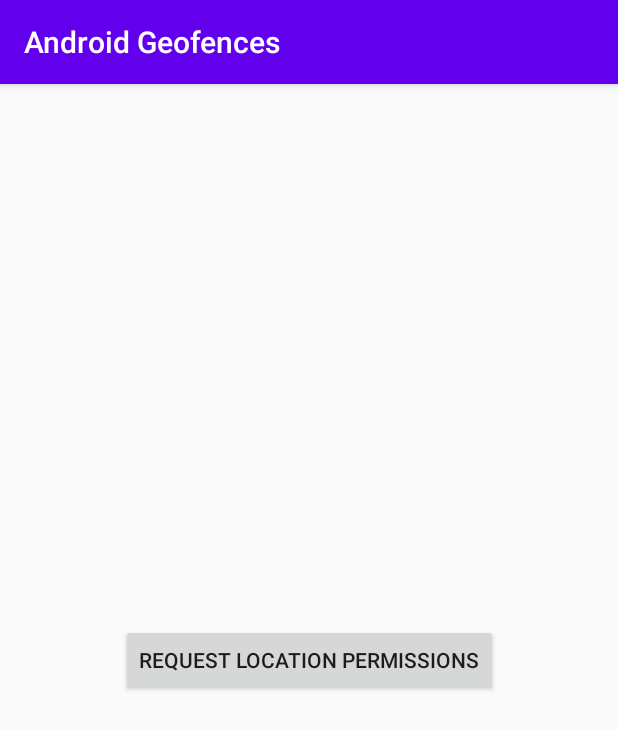
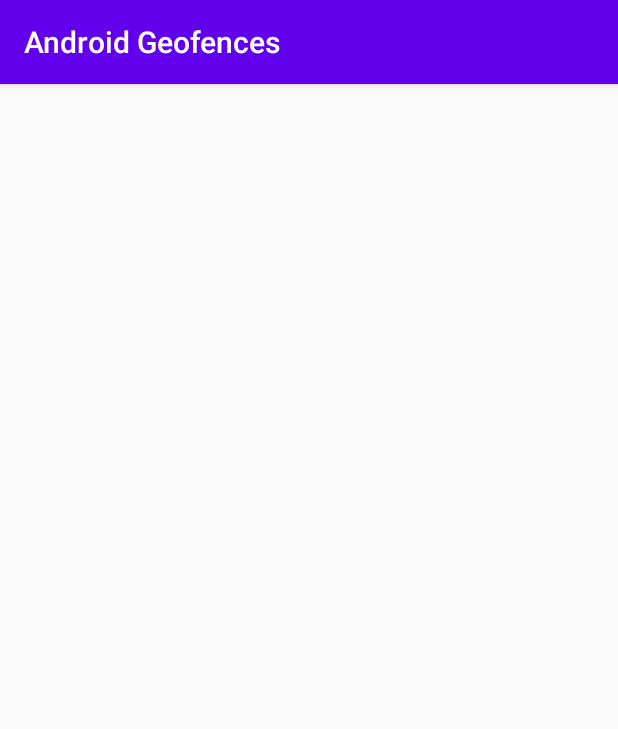
Before and after one commit to SteveHigham/AndroidGeofences, an Android app: the screen it shows after launch (RequestPermissionsActivity), on a phone screen of 412 x 824 dp. Shown: the top 729 px of the screen. Run offline under Robolectric (Android 15) with nearby library versions, the phone set to English and light mode, and no system bars.

Commit message:
Comments added to capture learnings to date. Request permissions button initialised in XML to invisible and non-clickable. This is to cater for the scenario in which all permissions have already been granted and no user interaction is desired (for permissions).

```diff
--- a/app/src/main/res/layout/activity_request_permissions.xml
+++ b/app/src/main/res/layout/activity_request_permissions.xml
@@ -11,6 +11,8 @@
         android:layout_width="wrap_content"
         android:layout_height="wrap_content"
         android:text="@string/button_request_permissions"
+        android:clickable="false"
+        android:visibility="invisible"
         app:layout_constraintBottom_toBottomOf="parent"
         app:layout_constraintLeft_toLeftOf="parent"
         app:layout_constraintRight_toRightOf="parent"
```
Also changed, not shown: app/src/main/java/uk/co/sjlt/androidgeofences/GeofencesApplication.java (+5 -2 lines), app/src/main/java/uk/co/sjlt/androidgeofences/RequestPermissionsActivity.java (+13 -0 lines).
